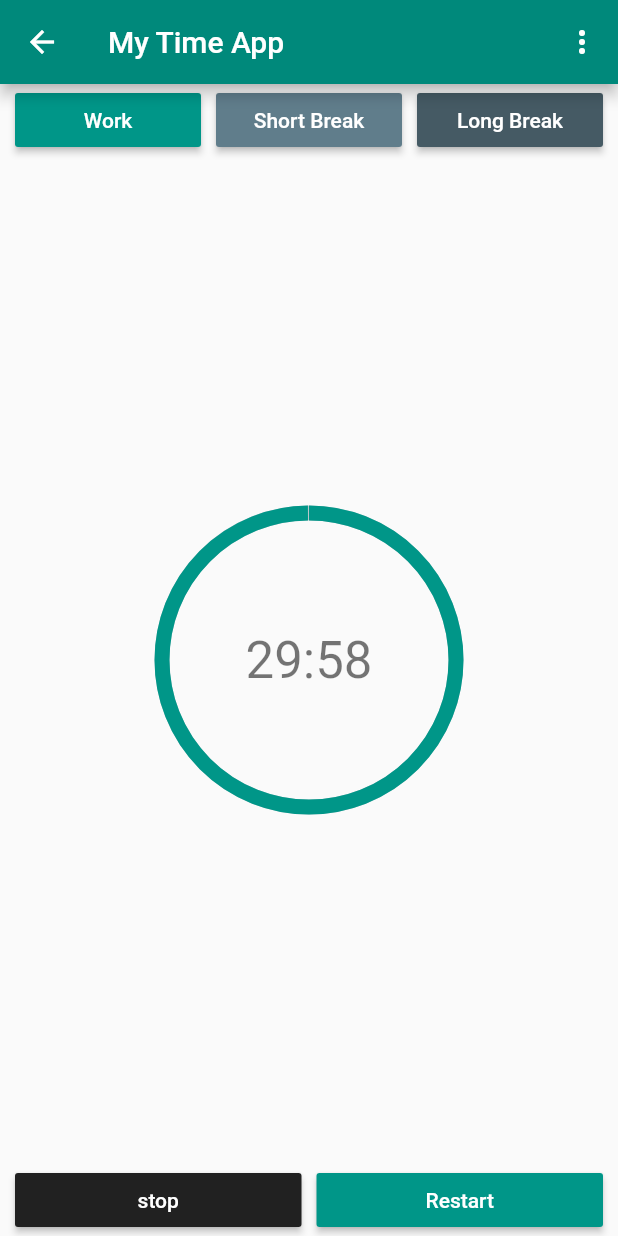
After one commit to ishworpanta10/flutter_projects, a Flutter app: the TimerHomePage screen opened by its route, after a tap on "Work", on a phone screen of 412 x 824 dp. The commit adds this screen. Run offline on Flutter 3.47's test engine with Material 2 defaults, Android fonts, the phone set to English and light mode, and no system bars; drawn by our look-alikes of percent_indicator; our stand-ins replace device_preview, shared_preferences; accounts and stored records are empty.

Commit message:
completed partially project 3

```diff
--- a/lib/model/project.dart
+++ b/lib/model/project.dart
@@ -2,7 +2,7 @@ import 'package:flutter_projects/project1/hello_world.dart';
 import 'package:flutter_projects/project10/hello_world.dart';
 import 'package:flutter_projects/project11/hello_world.dart';
 import 'package:flutter_projects/project2/converter.dart';
-import 'package:flutter_projects/project3/hello_world.dart';
+import 'package:flutter_projects/project3/home.dart';
 import 'package:flutter_projects/project4/hello_world.dart';
 import 'package:flutter_projects/project5/hello_world.dart';
 import 'package:flutter_projects/project6/hello_world.dart';
@@ -33,7 +33,7 @@ final projectTwo = Project(
 final projectThree = Project(
   projectName: 'My Time',
   projectDesc: 'Listening to stream of data',
-  routeName: MyTime.routeName,
+  routeName: TimerHomePage.routeName,
 );
 
 final projectFour = Project(
--- a/lib/project2/converter.dart
+++ b/lib/project2/converter.dart
@@ -150,8 +150,8 @@ class _ConverterAppState extends State<ConverterApp> {
             Spacer(flex: 2),
             RaisedButton(
               onPressed: () {
-                if (_selectedMeasure.isEmpty ||
-                    _convertedMeasure.isEmpty ||
+                if (_selectedMeasure == null ||
+                    _convertedMeasure == null ||
                     _formInput == 0) {
                   return scaffoldKey.currentState.showSnackBar(SnackBar(
                     content: Text("Field cannot be empty"),
--- /dev/null
+++ b/lib/project3/home.dart
@@ -0,0 +1,134 @@
+import 'package:flutter/material.dart';
+import 'package:flutter_projects/project3/model/count_down_timer.dart';
+import 'package:flutter_projects/project3/model/timer_model.dart';
+import 'package:flutter_projects/project3/setting.dart';
+import 'package:flutter_projects/project3/widgets/widgets.dart';
+import 'package:percent_indicator/percent_indicator.dart';
+
+class TimerHomePage extends StatelessWidget {
+  final double defaultPadding = 5.0;
+  static const String routeName = '/myTimerHome';
+  final CountDownTimer timer = CountDownTimer();
+
+  void goToSetting(BuildContext context) =>
+      Navigator.pushNamed(context, CounterSettingPage.routeName);
+
+  @override
+  Widget build(BuildContext context) {
+    final List<PopupMenuItem<String>> menuItems = List<PopupMenuItem<String>>();
+    menuItems.add(
+      PopupMenuItem(
+        value: 'Settings',
+        child: Text('Settings'),
+      ),
+    );
+
+    timer.startWork();
+    return Scaffold(
+      appBar: AppBar(
+        title: Text('My Time App'),
+        backgroundColor: Colors.teal[600],
+        actions: [
+          PopupMenuButton(
+            itemBuilder: (BuildContext context) {
+              return menuItems.toList();
+            },
+            onSelected: (s) {
+              if (s == 'Settings') {
+                goToSetting(context);
+              }
+            },
+          )
+        ],
+      ),
+      body: LayoutBuilder(
+        builder: (BuildContext context, BoxConstraints constraints) {
+          final double availableWidth = constraints.maxWidth;
+          final double availableHeight = constraints.maxHeight;
+
+          print(availableWidth);
+          print(availableHeight);
+
+          return SafeArea(
+            child: Column(
+              children: [
+                Row(
+                  children: [
+                    Padding(padding: EdgeInsets.all(defaultPadding)),
+                    Expanded(
+                      child: ProductivityButton(
+                        onPressed: () => timer.startWork(),
+                        text: 'Work',
+                        btnColor: Color(0xff009688),
+                      ),
+                    ),
+                    Padding(padding: EdgeInsets.all(defaultPadding)),
+                    Expanded(
+                      child: ProductivityButton(
+                        onPressed: () => timer.startBreak(true),
+                        text: 'Short Break',
+                        btnColor: Color(0xff607D8B),
+                      ),
+                    ),
+                    Padding(padding: EdgeInsets.all(defaultPadding)),
+                    Expanded(
+                      child: ProductivityButton(
+                        onPressed: () => timer.startBreak(false),
+                        text: 'Long Break',
+                        btnColor: Color(0xff455A64),
+                      ),
+                    ),
+                    Padding(padding: EdgeInsets.all(defaultPadding)),
+                  ],
+                ),
+                Expanded(
+                  child: StreamBuilder(
+                    stream: timer.stream(),
+                    initialData: '00:00',
+                    builder: (BuildContext context, AsyncSnapshot snapshot) {
+                      TimerModel timer = (snapshot.data == '00:00')
+                          ? TimerModel('00:00', 1)
+                          : snapshot.data;
+                      return CircularPercentIndicator(
+                        radius: availableWidth / 2,
+                        lineWidth: 10.0,
+                        percent:
+                            (timer.percentage == null) ? 1 : timer.percentage,
+                        center: Text(
+                          (timer.time == null ? "00:00" : timer.time),
+                          style: Theme.of(context).textTheme.headline4,
+                        ),
+                        progressColor: Color(0xff009688),
+                      );
+                    },
+                  ),
+                ),
+                Row(
+                  children: [
+                    Padding(padding: EdgeInsets.all(defaultPadding)),
+                    Expanded(
+                      child: ProductivityButton(
+                        onPressed: () => timer.stopTimer(),
+                        text: 'stop',
+                        btnColor: Color(0xff212121),
+                      ),
+                    ),
+                    Padding(padding: EdgeInsets.all(defaultPadding)),
+                    Expanded(
+                      child: ProductivityButton(
+                        onPressed: () => timer.startTimer(),
+                        text: 'Restart',
+                        btnColor: Color(0xff009688),
+                      ),
+                    ),
+                    Padding(padding: EdgeInsets.all(defaultPadding)),
+                  ],
+                ),
+              ],
+            ),
+          );
+        },
+      ),
+    );
+  }
+}
--- /dev/null
+++ b/lib/project3/model/count_down_timer.dart
@@ -0,0 +1,74 @@
+import 'dart:async';
+
+import 'package:flutter_projects/project3/model/timer_model.dart';
+import 'package:shared_preferences/shared_preferences.dart';
+
+class CountDownTimer {
+  double _radius = 1;
+  bool _isActive = true;
+  Timer timer;
+  Duration _time;
+  Duration _fullTime;
+  int work = 1;
+
+  int longBreak = 20;
+  int shortBreak = 5;
+
+  String returnTime(Duration t) {
+    String minutes = (t.inMinutes < 10)
+        ? '0' + t.inMinutes.toString()
+        : t.inMinutes.toString();
+    int numSecond = t.inSeconds - (t.inMinutes * 60);
+    String seconds =
+        (numSecond < 10) ? '0' + numSecond.toString() : numSecond.toString();
+    String formatedTime = minutes + ':' + seconds;
+    return formatedTime;
+  }
+
+  Stream<TimerModel> stream() async* {
+    yield* Stream.periodic(Duration(seconds: 1), (int a) {
+      String time;
+      if (this._isActive) {
+        _time = _time - Duration(seconds: 1);
+        _radius = _time.inSeconds / _fullTime.inSeconds;
+        if (_time.inSeconds <= 0) {
+          _isActive = false;
+        }
+      }
+      time = returnTime(_time);
+      return TimerModel(time, _radius);
+    });
+  }
+
+  Future readSettings() async {
+    SharedPreferences prefs = await SharedPreferences.getInstance();
+    work = prefs.getInt('workTime') == null ? 30 : prefs.getInt('workTime');
+    shortBreak =
+        prefs.getInt('shortBreak') == null ? 30 : prefs.getInt('shortBreak');
+    longBreak =
+        prefs.getInt('longBreak') == null ? 30 : prefs.getInt('longBreak');
+  }
+
+  void startWork() async {
+    await readSettings();
+    _radius = 1;
+    _time = Duration(minutes: this.work, seconds: 0);
+    _fullTime = _time;
+  }
+
+  void stopTimer() {
+    _isActive = false;
+  }
+
+  void startTimer() {
+    if (_time.inSeconds > 0) {
+      _isActive = true;
+    }
+  }
+
+  void startBreak(bool isShort) {
+    _radius = 1;
+    _time = Duration(minutes: (isShort) ? shortBreak : longBreak, seconds: 0);
+    _fullTime = _time;
+  }
+}
--- /dev/null
+++ b/lib/project3/model/timer_model.dart
@@ -0,0 +1,6 @@
+class TimerModel {
+  double percentage;
+  String time;
+
+  TimerModel(this.time, this.percentage);
+}
--- /dev/null
+++ b/lib/project3/widgets/widgets.dart
@@ -0,0 +1,53 @@
+import 'package:flutter/material.dart';
+
+typedef CallbackSetting = void Function(String, int);
+
+class ProductivityButton extends StatelessWidget {
+  final VoidCallback onPressed;
+  final String text;
+  final Color btnColor;
+  final double btnSize;
+
+  const ProductivityButton(
+      {@required this.onPressed,
+      @required this.text,
+      @required this.btnColor,
+      this.btnSize});
+  @override
+  Widget build(BuildContext context) {
+    return MaterialButton(
+      onPressed: onPressed,
+      color: btnColor,
+      minWidth: btnSize,
+      child: Text(
+        text,
+        style: TextStyle(color: Colors.white),
+      ),
+    );
+  }
+}
+
+class SettingsButton extends StatelessWidget {
+  final Color color;
+  final String text;
+  // final double size;
+  final int value;
+  final String setting;
+  final CallbackSetting callback;
+
+  const SettingsButton(this.color, this.text,  this.value,
+      this.setting, this.callback);
+
+  @override
+  Widget build(BuildContext context) {
+    return MaterialButton(
+      onPressed: () => this.callback(this.setting, this.value),
+      color: color,
+      child: Text(
+        text,
+        style: TextStyle(color: Colors.white),
+      ),
+      // minWidth: size,
+    );
+  }
+}
--- a/lib/routes/routes.dart
+++ b/lib/routes/routes.dart
@@ -3,7 +3,8 @@ import 'package:flutter_projects/project1/hello_world.dart';
 import 'package:flutter_projects/project10/hello_world.dart';
 import 'package:flutter_projects/project11/hello_world.dart';
 import 'package:flutter_projects/project2/converter.dart';
-import 'package:flutter_projects/project3/hello_world.dart';
+import 'package:flutter_projects/project3/home.dart';
+import 'package:flutter_projects/project3/setting.dart';
 import 'package:flutter_projects/project4/hello_world.dart';
 import 'package:flutter_projects/project5/hello_world.dart';
 import 'package:flutter_projects/project6/hello_world.dart';
@@ -14,7 +15,8 @@ import 'package:flutter_projects/project9/hello_world.dart';
 final Map<String, WidgetBuilder> routes = {
   HelloWorldProject.routeName: (_) => HelloWorldProject(),
   ConverterApp.routeName: (_) => ConverterApp(),
-  MyTime.routeName: (_) => MyTime(),
+  TimerHomePage.routeName: (_) => TimerHomePage(),
+  CounterSettingPage.routeName: (_) => CounterSettingPage(),
   PongGame.routeName: (_) => PongGame(),
   MovieApp.routeName: (_) => MovieApp(),
   StoringData.routeName: (_) => StoringData(),
```
Also changed, not shown: lib/main.dart (+6 -1 lines), lib/project3/hello_world.dart (deleted, +0 -18 lines), lib/project3/setting.dart (added, +160 -0 lines), pubspec.yaml (+3 -9 lines), pubspec.lock, 1 other file.
